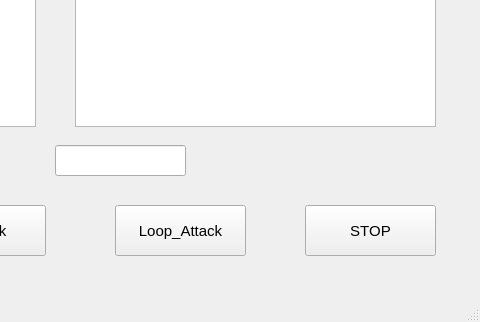
Old version of the form Main.ui in the repository MartinxMax/MDPG_U; both pictures show x 445 to 925 and y 125 to 447 of the 925 by 447 pixel window.
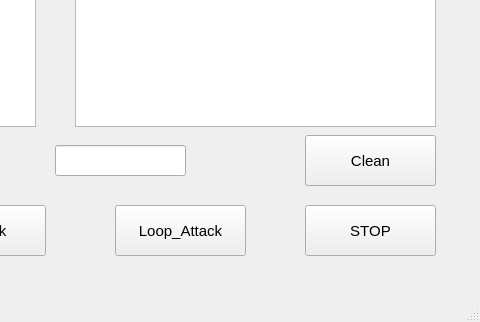
New version of the form. Icons and pictures are not drawn.

What changed in the file:
```diff
--- a/Main.ui
+++ b/Main.ui
@@ -30,7 +30,13 @@
   </property>
   <property name="windowIcon">
    <iconset>
-    <normaloff>../2.jpg</normaloff>../2.jpg</iconset>
+    <normaloff>./Hack.ico</normaloff>../Hack.ico</iconset>
+  </property>
+  <property name="autoFillBackground">
+   <bool>false</bool>
+  </property>
+  <property name="windowFilePath">
+   <string/>
   </property>
   <widget class="QWidget" name="centralwidget">
    <widget class="QPushButton" name="Attack_start">
@@ -281,6 +287,28 @@
      <string>STOP</string>
     </property>
    </widget>
+   <widget class="QPushButton" name="Clean">
+    <property name="geometry">
+     <rect>
+      <x>750</x>
+      <y>260</y>
+      <width>131</width>
+      <height>51</height>
+     </rect>
+    </property>
+    <property name="font">
+     <font>
+      <family>Arial</family>
+      <pointsize>11</pointsize>
+     </font>
+    </property>
+    <property name="cursor">
+     <cursorShape>CrossCursor</cursorShape>
+    </property>
+    <property name="text">
+     <string>Clean</string>
+    </property>
+   </widget>
   </widget>
   <widget class="QStatusBar" name="statusbar"/>
  </widget>
```
Left out of the diff: 2 changed lines with no effect on the pictures.
